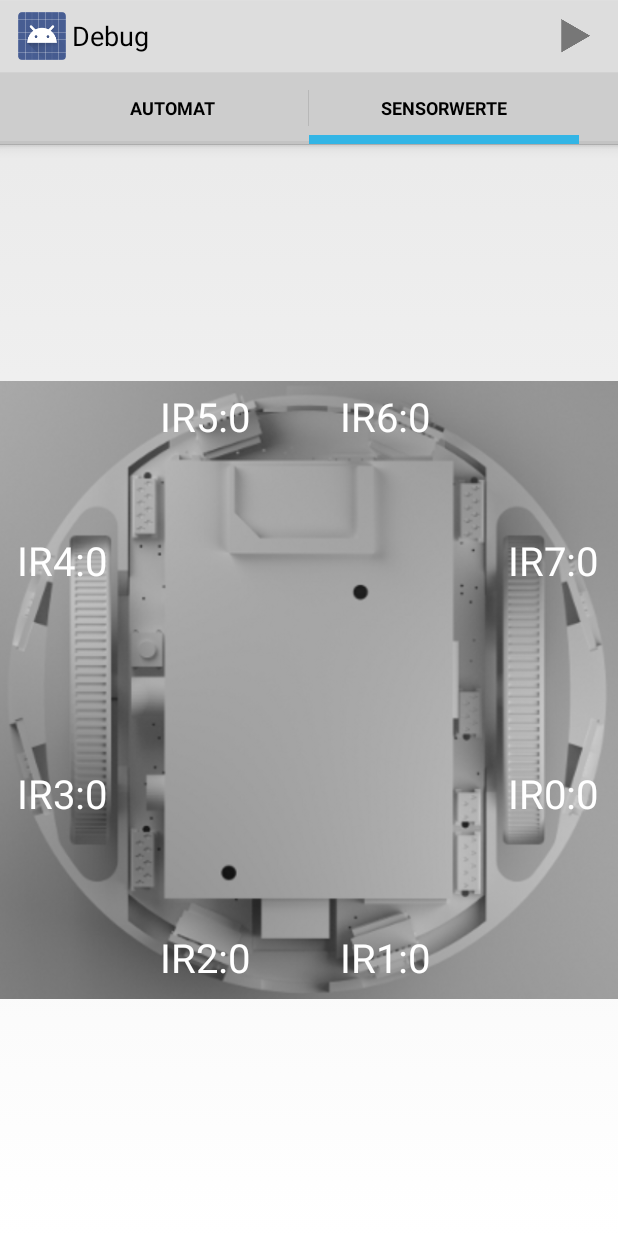
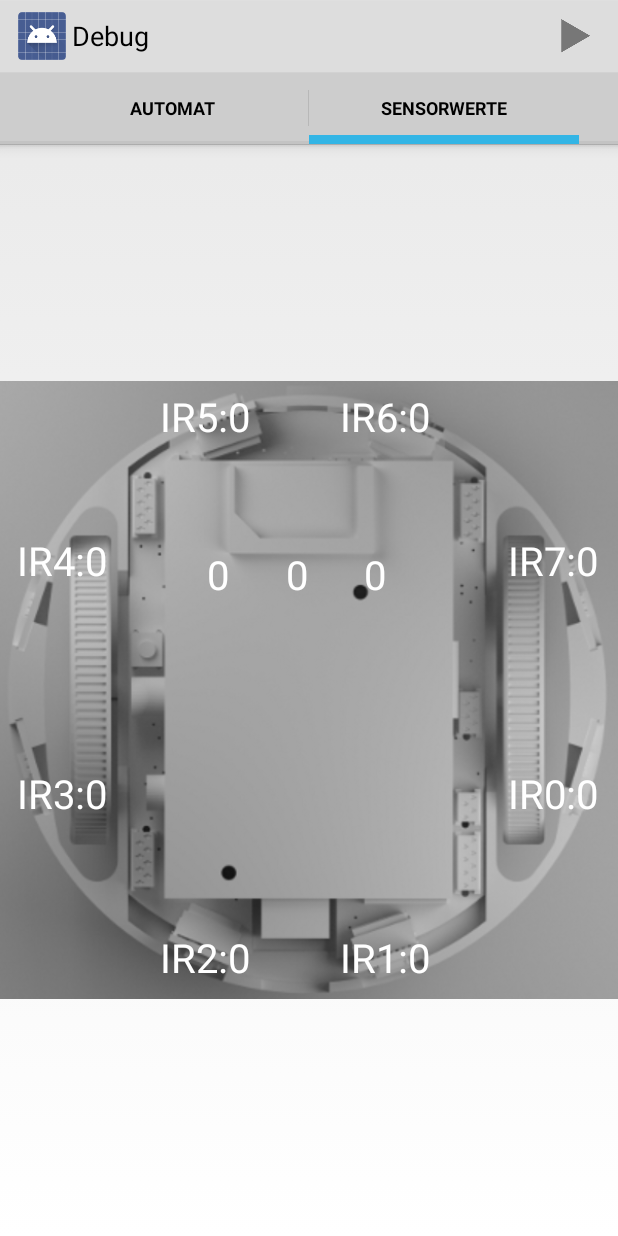
Before and after one commit to iti-luebeck/SmachApp, an Android app: the DebugActivity screen opened directly, with no data from a screen before it, tab 2 chosen, on a phone screen of 412 x 824 dp. Run offline under Robolectric (Android 15) with nearby library versions, the phone set to English and light mode, and no system bars; 3 statements that could not run were skipped.

Commit message:
Added rendering of ground colors.

```diff
--- a/app/src/main/java/de/uni_luebeck/iti/smachapp/view/SensorView.java
+++ b/app/src/main/java/de/uni_luebeck/iti/smachapp/view/SensorView.java
@@ -98,10 +98,10 @@ public class SensorView extends ImageView implements DebugModelObserver {
         int size; //the image is square
 
         if (width > height) {
-            offsetX = (width - height)/2;
+            offsetX = (width - height) / 2;
             size = height;
         } else {
-            offsetY = (height - width)/2;
+            offsetY = (height - width) / 2;
             size = width;
         }
 
@@ -111,6 +111,11 @@ public class SensorView extends ImageView implements DebugModelObserver {
             for (int i = 0; i < ir.length; i++) {
                 canvas.drawText("IR" + i + ":" + Short.toString(ir[i]), irX[i] * size + offsetX, irY[i] * size + offsetY, paint);
             }
+
+            int[] colors = model.getGroundColors();
+            for (int i = 0; i < colors.length; i++) {
+                canvas.drawText(Integer.toString(colors[i]), colorX[i] * size + offsetX, colorY[i] * size + offsetY, paint);
+            }
         }
     }
 
```
